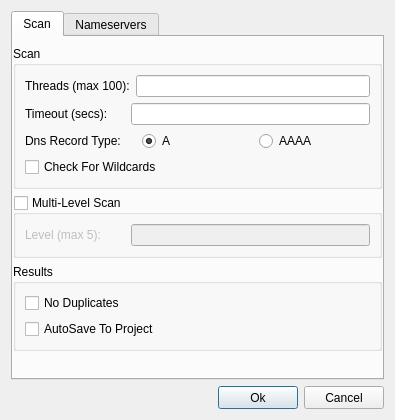
Before: the Qt Designer form sub3suite/src/Dialogs/ActiveConfigDialog.ui in 3nock/OTE, drawn with Qt 5.
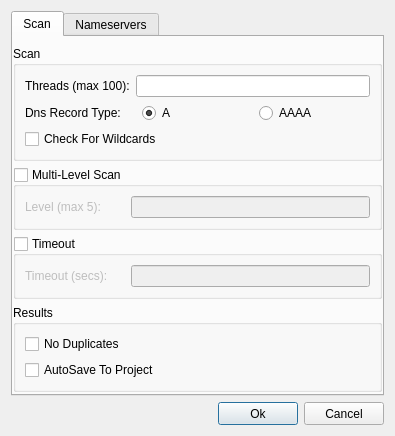
After: the same form once the commit is applied. Custom widgets are drawn as their Qt base class.

```diff
--- a/sub3suite/src/Dialogs/ActiveConfigDialog.ui
+++ b/sub3suite/src/Dialogs/ActiveConfigDialog.ui
@@ -71,26 +71,6 @@
             </item>
            </layout>
           </item>
-          <item>
-           <layout class="QHBoxLayout" name="horizontalLayout_2">
-            <item>
-             <widget class="QLabel" name="label_2">
-              <property name="minimumSize">
-               <size>
-                <width>100</width>
-                <height>0</height>
-               </size>
-              </property>
-              <property name="text">
-               <string>Timeout (secs):</string>
-              </property>
-             </widget>
-            </item>
-            <item>
-             <widget class="QLineEdit" name="lineEditTimeout"/>
-            </item>
-           </layout>
-          </item>
           <item>
            <layout class="QHBoxLayout" name="horizontalLayoutRecordType">
             <item>
@@ -170,6 +150,41 @@
          </layout>
         </widget>
        </item>
+       <item>
+        <widget class="QGroupBox" name="groupBox">
+         <property name="title">
+          <string>Timeout</string>
+         </property>
+         <property name="checkable">
+          <bool>true</bool>
+         </property>
+         <property name="checked">
+          <bool>false</bool>
+         </property>
+         <layout class="QVBoxLayout" name="verticalLayout_9">
+          <item>
+           <layout class="QHBoxLayout" name="horizontalLayout_2">
+            <item>
+             <widget class="QLabel" name="label_2">
+              <property name="minimumSize">
+               <size>
+                <width>100</width>
+                <height>0</height>
+               </size>
+              </property>
+              <property name="text">
+               <string>Timeout (secs):</string>
+              </property>
+             </widget>
+            </item>
+            <item>
+             <widget class="QLineEdit" name="lineEditTimeout"/>
+            </item>
+           </layout>
+          </item>
+         </layout>
+        </widget>
+       </item>
        <item>
         <widget class="QGroupBox" name="groupBoxResult">
          <property name="title">
```
